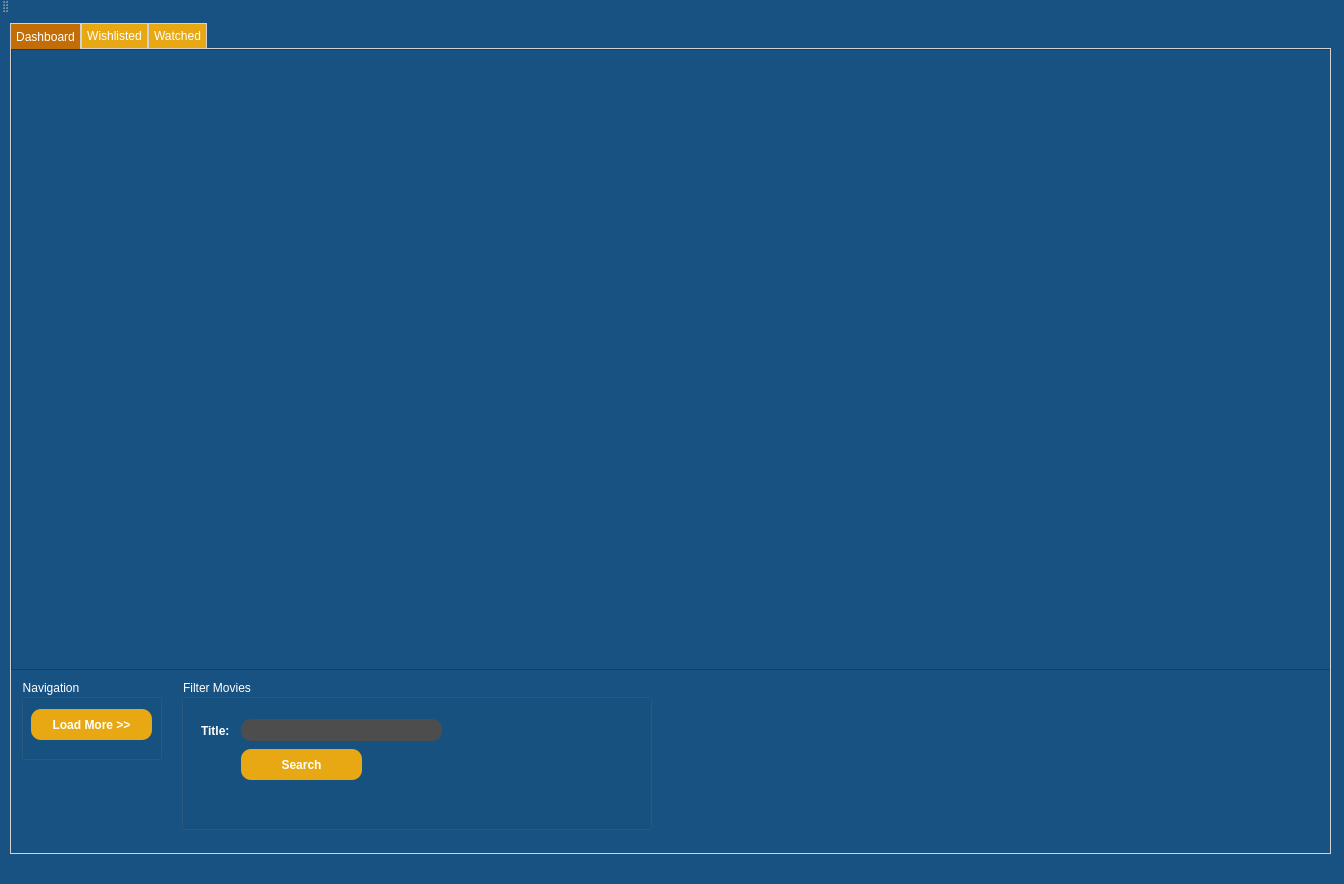
The window that MoviePlatformApp/MoviePlatformApp/MovieDashboard.ui (TudiMoldoveanu/MovieRecomendationApp) describes before a commit, drawn with Qt 5.
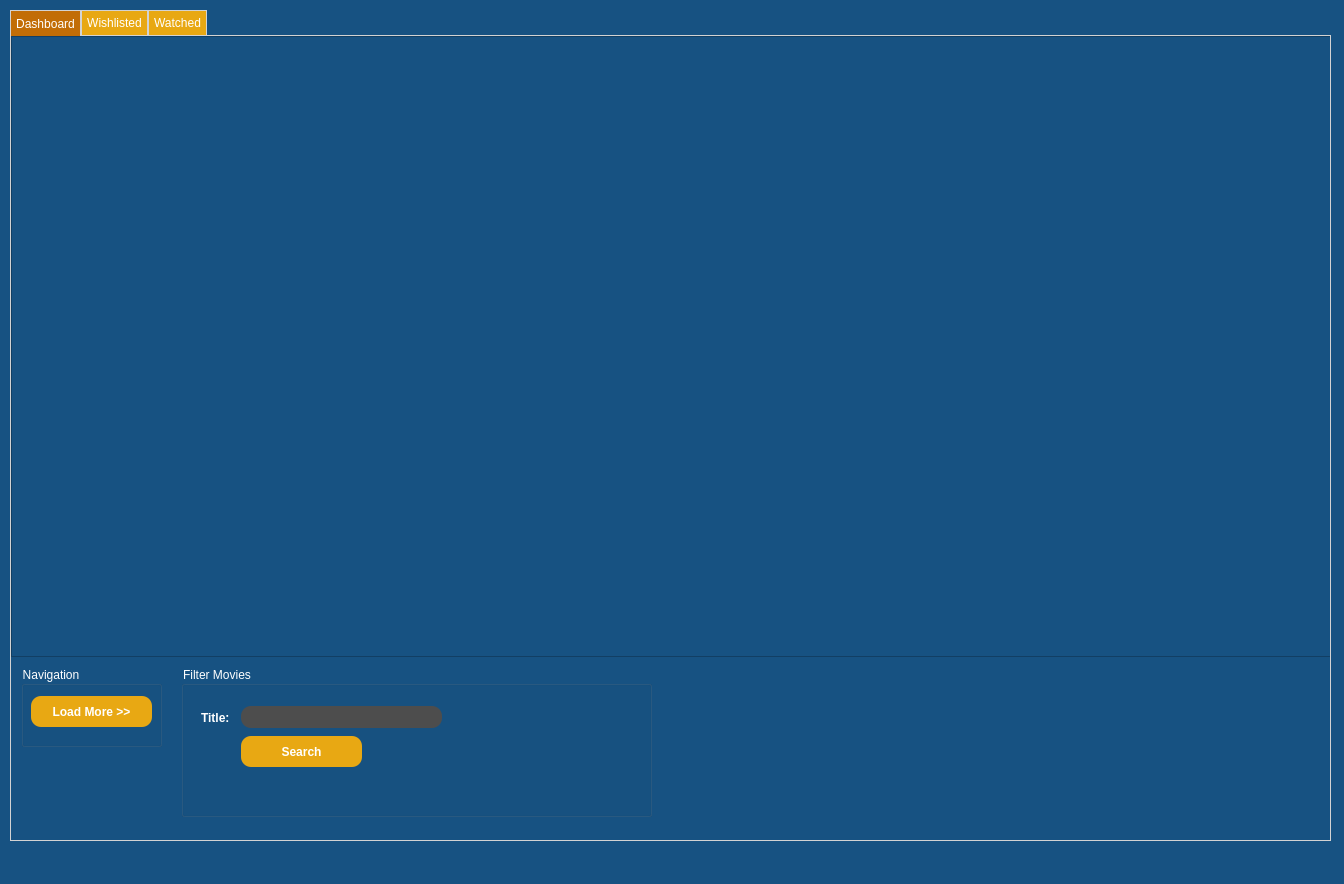
The same window after the commit. Icons and pictures are not drawn.

Commit message: Disabled LogIn button when clicked and added a loader.gif that is displayed at LogIn clicked.

The edit to the form file:
```diff
--- a/MoviePlatformApp/MoviePlatformApp/MovieDashboard.ui
+++ b/MoviePlatformApp/MoviePlatformApp/MovieDashboard.ui
@@ -348,14 +348,6 @@
     </rect>
    </property>
   </widget>
-  <widget class="QToolBar" name="mainToolBar">
-   <attribute name="toolBarArea">
-    <enum>TopToolBarArea</enum>
-   </attribute>
-   <attribute name="toolBarBreak">
-    <bool>false</bool>
-   </attribute>
-  </widget>
   <widget class="QStatusBar" name="statusBar"/>
  </widget>
  <layoutdefault spacing="6" margin="11"/>
```
The commit also changes 7 other files.
